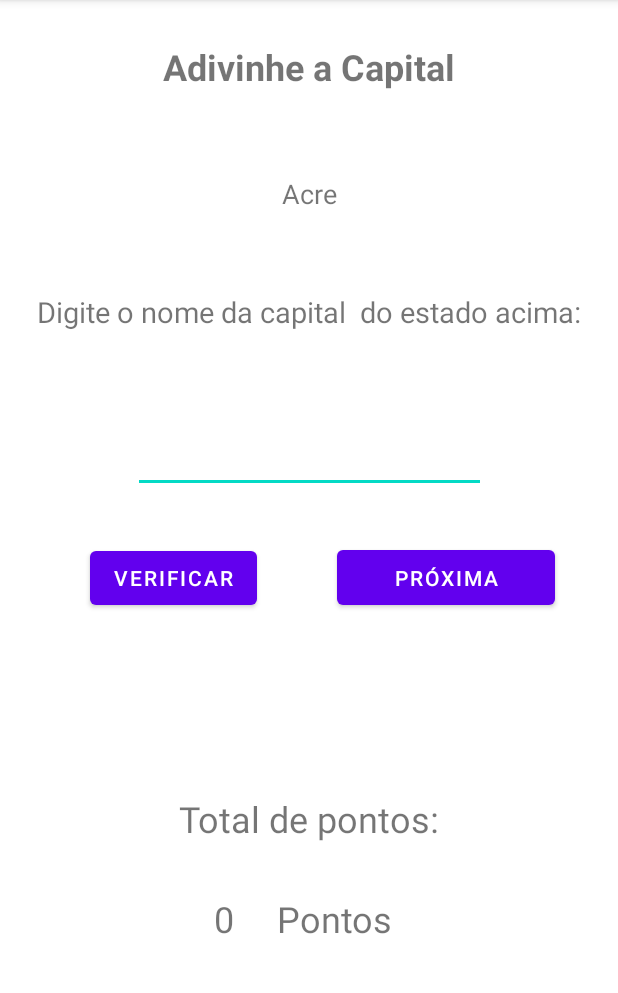
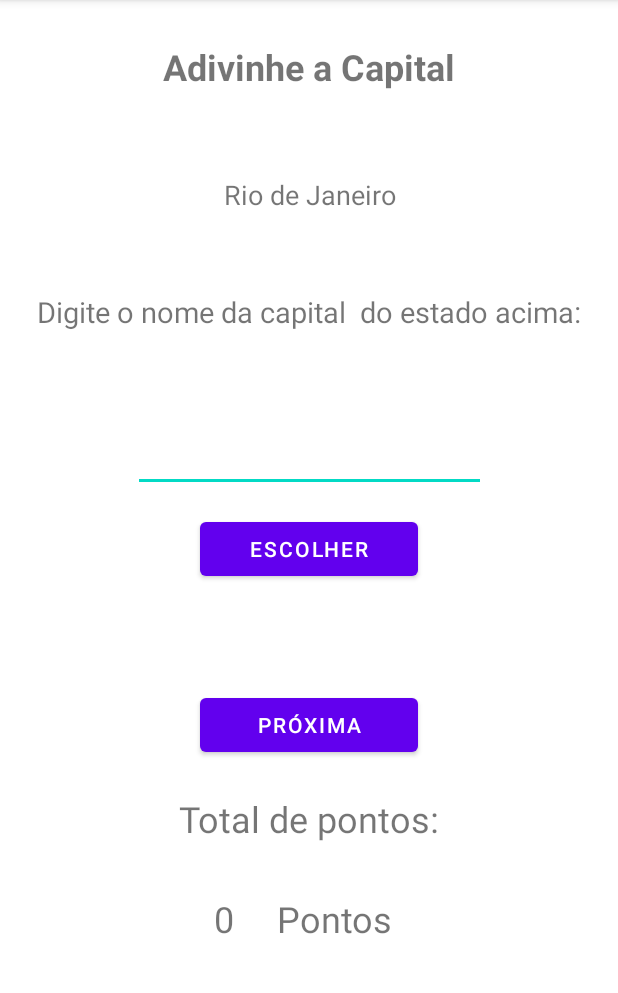
Before and after one commit to clavar/DS151_2022_Desenvolvimento_Mobile, an Android app: the screen it shows after launch (MainActivity), on a phone screen of 412 x 824 dp, the part 84-1077 px from its top. Run offline under Robolectric (Android 15) with nearby library versions, the phone set to English and light mode, and no system bars.

Commit message:
Add files via upload

```diff
--- a/JogoCapitalApp/app/build.gradle
+++ b/JogoCapitalApp/app/build.gradle
@@ -3,7 +3,7 @@ plugins {
 }
 
 android {
-    compileSdk 31
+    compileSdk 33
 
     defaultConfig {
         applicationId "com.example.jogodascapitais"
--- a/JogoCapitalApp/app/src/main/java/com/example/jogodascapitais/MainActivity.java
+++ b/JogoCapitalApp/app/src/main/java/com/example/jogodascapitais/MainActivity.java
@@ -25,27 +25,37 @@ public class MainActivity extends AppCompatActivity {
         setContentView(R.layout.activity_main);
         estado = new String[]{
                 "Amazonas",
+                "Mato Grosso",
+                "Mato Grosso do Sul",
                 "Minas Gerais",
                 "Santa Catarina",
                 "São Paulo",
                 "Rio de Janeiro",
+                "Espírito Santo",
                 "Rio Grande do Sul",
+                "Pernambuco",
                 "Acre",
                 "Bahia",
                 "Pará",
-                "Piauí"
+                "Piauí",
+                "Paraná"
         };
         capital = new String[]{
                 "Manaus",
+                "Cuiabá",
+                "Campo Grande",
                 "Belo Horizonte",
                 "Florianópolis",
                 "São Paulo",
                 "Rio de Janeiro",
+                "Vitória",
                 "Porto Alegre",
+                "Recife",
                 "Rio Branco",
                 "Salvador",
                 "Belém",
-                "Teresina"
+                "Teresina",
+                "Curitiba"
         };
         Random r = new Random();
         qtd = r.nextInt(10);
--- a/JogoCapitalApp/app/src/main/res/layout/activity_main.xml
+++ b/JogoCapitalApp/app/src/main/res/layout/activity_main.xml
@@ -15,7 +15,7 @@
         android:layout_marginStart="68dp"
         android:layout_marginTop="28dp"
         android:layout_marginEnd="68dp"
-        android:layout_marginBottom="40dp"
+        android:layout_marginBottom="41dp"
         android:text="Adivinhe a Capital"
         android:textAlignment="center"
         android:textSize="24sp"
@@ -82,29 +82,28 @@
         android:id="@+id/textViewInput"
         android:layout_width="235dp"
         android:layout_height="0dp"
-        android:layout_marginBottom="32dp"
+        android:layout_marginBottom="14dp"
         android:ems="10"
         android:inputType="textPersonName"
         android:textAlignment="center"
         android:textSize="24sp"
-        app:layout_constraintBottom_toTopOf="@+id/next"
+        app:layout_constraintBottom_toTopOf="@+id/validador"
         app:layout_constraintEnd_toEndOf="parent"
         app:layout_constraintStart_toStartOf="parent"
         app:layout_constraintTop_toBottomOf="@+id/textView1" />
 
     <Button
         android:id="@+id/validador"
-        android:layout_width="wrap_content"
-        android:layout_height="wrap_content"
-        android:layout_marginStart="60dp"
-        android:layout_marginEnd="53dp"
-        android:layout_marginBottom="31dp"
+        android:layout_width="145dp"
+        android:layout_height="0dp"
+        android:layout_marginBottom="9dp"
         android:onClick="validacao"
-        android:text="Verificar"
+        android:text="Escolher"
         android:textAlignment="center"
         app:layout_constraintBottom_toTopOf="@+id/textViewOutput"
-        app:layout_constraintEnd_toStartOf="@+id/next"
-        app:layout_constraintStart_toStartOf="parent" />
+        app:layout_constraintEnd_toEndOf="parent"
+        app:layout_constraintStart_toStartOf="parent"
+        app:layout_constraintTop_toBottomOf="@+id/textViewInput" />
 
     <TextView
         android:id="@+id/textViewOutput"
@@ -112,27 +111,26 @@
         android:layout_height="0dp"
         android:layout_marginStart="28dp"
         android:layout_marginEnd="28dp"
-        android:layout_marginBottom="40dp"
+        android:layout_marginBottom="12dp"
         android:textAlignment="center"
         android:textSize="18sp"
+        app:layout_constraintBottom_toTopOf="@+id/next"
+        app:layout_constraintEnd_toEndOf="parent"
+        app:layout_constraintStart_toStartOf="parent"
+        app:layout_constraintTop_toBottomOf="@+id/validador" />
+
+    <Button
+        android:id="@+id/next"
+        android:layout_width="145dp"
+        android:layout_height="0dp"
+        android:layout_marginBottom="22dp"
+        android:onClick="next"
+        android:text="Próxima"
+        android:textAlignment="center"
         app:layout_constraintBottom_toTopOf="@+id/textView4"
         app:layout_constraintEnd_toEndOf="parent"
         app:layout_constraintStart_toStartOf="parent"
-        app:layout_constraintTop_toBottomOf="@+id/next" />
-
-    <Button
-        android:id="@+id/next"
-        android:layout_width="0dp"
-        android:layout_height="0dp"
-        android:layout_marginEnd="42dp"
-        android:layout_marginBottom="31dp"
-        android:onClick="next"
-        android:text="Próxima"
-        android:textAlignment="center"
-        app:layout_constraintBottom_toTopOf="@+id/textViewOutput"
-        app:layout_constraintEnd_toEndOf="parent"
-        app:layout_constraintStart_toEndOf="@+id/validador"
-        app:layout_constraintTop_toBottomOf="@+id/textViewInput" />
+        app:layout_constraintTop_toBottomOf="@+id/textViewOutput" />
 
     <TextView
         android:id="@+id/textView4"
@@ -144,6 +142,6 @@
         app:layout_constraintBottom_toTopOf="@+id/pontos"
         app:layout_constraintEnd_toEndOf="parent"
         app:layout_constraintStart_toStartOf="parent"
-        app:layout_constraintTop_toBottomOf="@+id/textViewOutput" />
+        app:layout_constraintTop_toBottomOf="@+id/next" />
 
 </androidx.constraintlayout.widget.ConstraintLayout>
```
